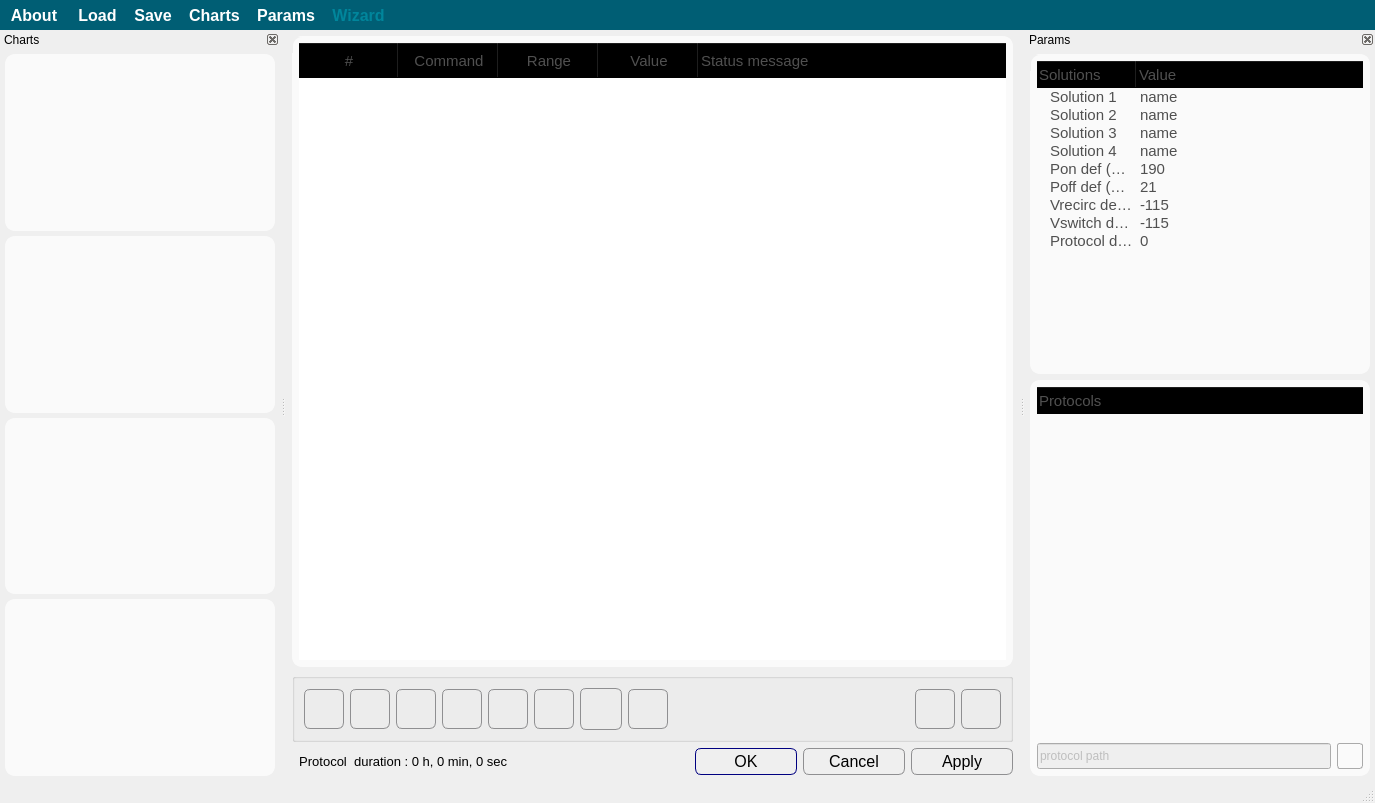
Qt form apps/Lab-on-a-tip/protocolEditor.ui (bellonemauro/Labonatip2.0) before a commit.
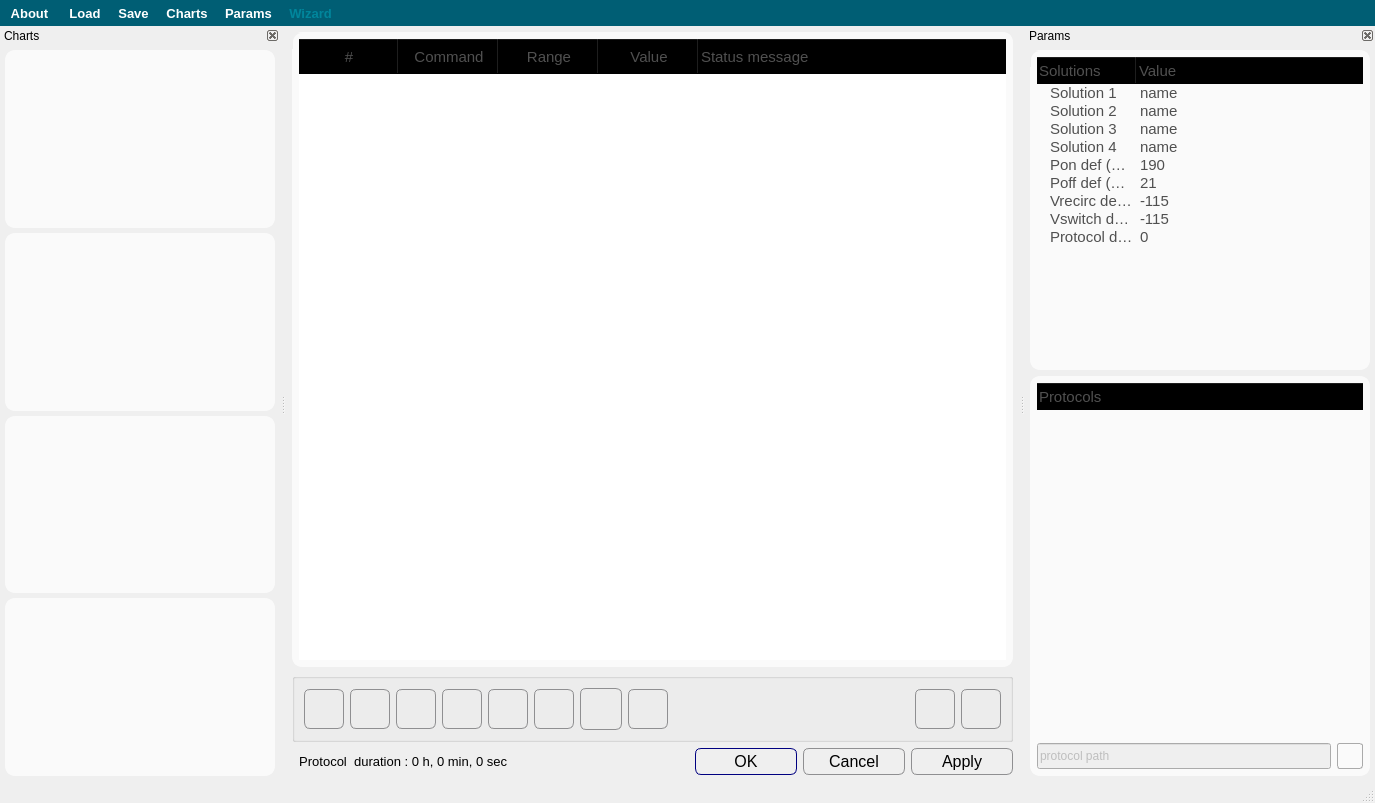
The same form after that commit. Icons and pictures are not drawn.

Patch:
```diff
--- a/apps/Lab-on-a-tip/protocolEditor.ui
+++ b/apps/Lab-on-a-tip/protocolEditor.ui
@@ -23,21 +23,21 @@
    <string notr="true">QToolButton:!hover {
 background-color:rgb(0, 94, 116);
 color:rgb(255,255,255);
-font-size: 16px;
+font-size: 10pt;
 font-weight: 900;
 }
 
 QToolButton:disabled {
 background-color:rgb(0, 94, 116);
 color:rgb(0,134,156);
-font-size: 16px;
+font-size: 10pt;
 font-weight: 900;
 }
 
 QToolBar {
 background-color:rgb(0, 94, 116);
 color:rgb(255,255,255);
-font-size: 16px;
+font-size: 10pt;
 font-weight: 900;
 border:0;
 }</string>
@@ -96,8 +96,8 @@
         <rect>
          <x>0</x>
          <y>0</y>
-         <width>743</width>
-         <height>685</height>
+         <width>737</width>
+         <height>682</height>
         </rect>
        </property>
        <property name="sizePolicy">
```
